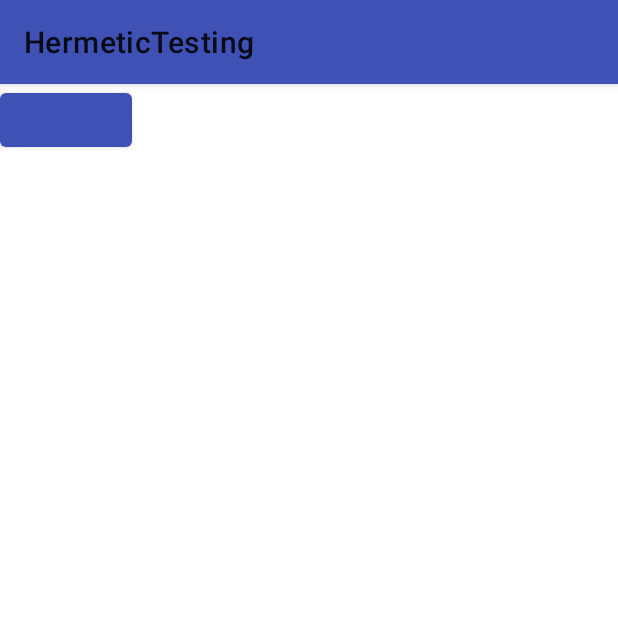
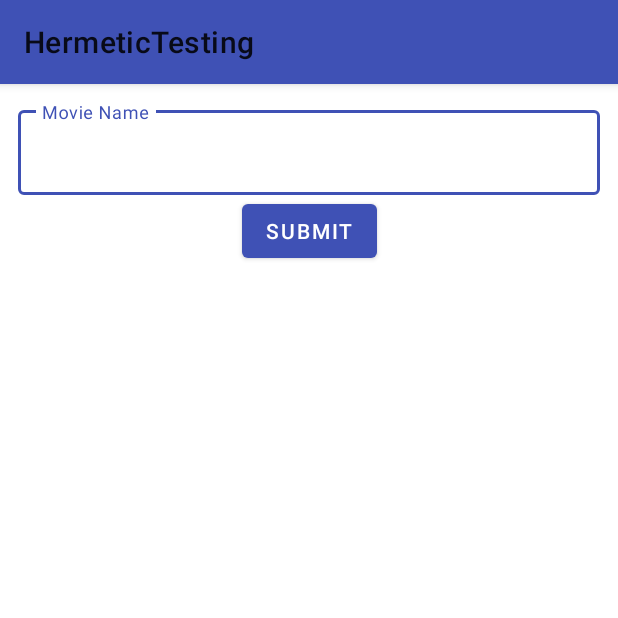
Before and after one commit to berickson926/HermeticTesting, an Android app: the screen it shows after launch (MainActivity), on a phone screen of 412 x 824 dp, the top half of it. Run offline under Robolectric (Android 15) with nearby library versions, the phone set to English and light mode, and no system bars; our stand-ins replace Dagger/Hilt's generated code, RxJava; libraries missing offline, so code that uses them is left out: com.jakewharton.retrofit2; 2 statements that could not run were skipped.

Commit message:
Basic query flow to network layer + cache

```diff
--- a/app/src/main/java/com/example/breterickson/hermetictesting/ApplicationComponent.kt
+++ b/app/src/main/java/com/example/breterickson/hermetictesting/ApplicationComponent.kt
@@ -1,11 +1,14 @@
 package com.example.breterickson.hermetictesting
 
+import com.example.breterickson.hermetictesting.data.Repository
 import dagger.Component
 import javax.inject.Singleton
 
 @Singleton
-@Component
+@Component()
 interface ApplicationComponent {
 
     fun inject(androidApplication: AndroidApplication)
+
+    fun repository(): Repository
 }
--- a/app/src/main/java/com/example/breterickson/hermetictesting/data/remote/MovieService.kt
+++ b/app/src/main/java/com/example/breterickson/hermetictesting/data/remote/MovieService.kt
@@ -1 +1,42 @@
 package com.example.breterickson.hermetictesting.data.remote
+
+import com.example.breterickson.hermetictesting.data.MoviePage
+import com.jakewharton.retrofit2.adapter.rxjava2.RxJava2CallAdapterFactory
+import io.reactivex.Observable
+import retrofit2.Retrofit
+import retrofit2.converter.gson.GsonConverterFactory
+import retrofit2.http.GET
+import retrofit2.http.Query
+import javax.inject.Inject
+import javax.inject.Singleton
+
+private interface MovieDbApi {
+
+    @GET("search/movie?language=en-US&page=1&include_adult=false")
+    fun getMovie(@Query("query") query: String, @Query("api_key") apiKey: String): Observable<MoviePage>
+}
+
+/**
+ * Wrapper for network impl. details.
+ */
+@Singleton
+class MovieService @Inject constructor() {
+
+    // Insert your API key here
+    private val apiKey = "aff026b46049fd801b249b0e8bae97e2"
+    private val movieDbApi: MovieDbApi by lazy { createMovieAPI() }
+
+    fun getMovie(keyword: String): Observable<MoviePage> {
+        return movieDbApi.getMovie(keyword, apiKey)
+    }
+
+    private fun createMovieAPI(): MovieDbApi {
+        val retrofitBuilder = Retrofit.Builder()
+            .baseUrl("https://api.themoviedb.org/3/")
+            .addConverterFactory(GsonConverterFactory.create())
+            .addCallAdapterFactory(RxJava2CallAdapterFactory.create())
+            .build()
+
+        return retrofitBuilder.create(MovieDbApi::class.java)
+    }
+}
--- a/app/src/main/java/com/example/breterickson/hermetictesting/main/MainActivity.kt
+++ b/app/src/main/java/com/example/breterickson/hermetictesting/main/MainActivity.kt
@@ -1,15 +1,42 @@
 package com.example.breterickson.hermetictesting.main
 
 import android.os.Bundle
+import android.util.Log
 import androidx.appcompat.app.AppCompatActivity
+import com.example.breterickson.hermetictesting.AndroidApplication
 import com.example.breterickson.hermetictesting.R
+import com.example.breterickson.hermetictesting.data.MovieData
+import kotlinx.android.synthetic.main.activity_main.*
+import javax.inject.Inject
 
-class MainActivity : AppCompatActivity() {
+class MainActivity : AppCompatActivity(), MainView {
+
+    @Inject
+    lateinit var presenter: MainPresenter
 
     override fun onCreate(savedInstanceState: Bundle?) {
         super.onCreate(savedInstanceState)
         setContentView(R.layout.activity_main)
 
+        DaggerMainComponent.builder()
+            .applicationComponent((application as AndroidApplication).component)
+            .mainModule(MainModule(this))
+            .build()
+            .inject(this)
 
+        submit_button.setOnClickListener {
+            val query = edit_query.text.toString()
+            presenter.submitQuery(query)
+        }
+    }
+
+    override fun onPause() {
+        super.onPause()
+        // Be a good citizen and close any potential background tasks if we leave this screen.
+        presenter.unsubscribe()
+    }
+
+    override fun showResults(results: List<MovieData>) {
+        Log.d("VIEW", "Results: $results")
     }
 }
--- a/app/src/main/java/com/example/breterickson/hermetictesting/main/MainComponent.kt
+++ b/app/src/main/java/com/example/breterickson/hermetictesting/main/MainComponent.kt
@@ -1,8 +1,11 @@
 package com.example.breterickson.hermetictesting.main
 
+import com.example.breterickson.hermetictesting.ApplicationComponent
+import com.example.breterickson.hermetictesting.PerActivity
 import dagger.Component
 
-@Component()
+@PerActivity
+@Component(dependencies = [ApplicationComponent::class], modules = [MainModule::class])
 interface MainComponent {
 
     fun inject(mainActivity: MainActivity)
--- /dev/null
+++ b/app/src/main/java/com/example/breterickson/hermetictesting/main/MainModule.kt
@@ -0,0 +1,23 @@
+package com.example.breterickson.hermetictesting.main
+
+import com.example.breterickson.hermetictesting.PerActivity
+import dagger.Module
+import dagger.Provides
+import io.reactivex.disposables.CompositeDisposable
+
+
+@Module
+class MainModule(private val activity: MainActivity) {
+
+    @PerActivity
+    @Provides
+    fun providesView(): MainView {
+        return activity
+    }
+
+    @PerActivity
+    @Provides
+    fun providesDisposable(): CompositeDisposable {
+        return CompositeDisposable()
+    }
+}
--- a/app/src/main/java/com/example/breterickson/hermetictesting/main/MainPresenter.kt
+++ b/app/src/main/java/com/example/breterickson/hermetictesting/main/MainPresenter.kt
@@ -1 +1,38 @@
 package com.example.breterickson.hermetictesting.main
+
+import android.util.Log
+import com.example.breterickson.hermetictesting.PerActivity
+import com.example.breterickson.hermetictesting.data.Repository
+import io.reactivex.android.schedulers.AndroidSchedulers
+import io.reactivex.disposables.CompositeDisposable
+import io.reactivex.schedulers.Schedulers
+import javax.inject.Inject
+
+@PerActivity
+class MainPresenter @Inject constructor(
+    private val view: MainView,
+    private val repository: Repository,
+    private val disposable: CompositeDisposable
+) {
+
+    fun submitQuery(query: String) {
+        disposable.add(
+            repository.getMovie(query)
+                // Do task on background thread
+                .subscribeOn(Schedulers.io())
+                // Handle result on main thread to update UI
+                .observeOn(AndroidSchedulers.mainThread())
+                // Callbacks for a result or error
+                .subscribe(view::showResults, this::showError)
+        )
+    }
+
+    fun unsubscribe() {
+        disposable.clear()
+    }
+
+    private fun showError(throwable: Throwable) {
+        // Ideally have some actual error handling
+        Log.e("Presenter", "Ooops!")
+    }
+}
--- /dev/null
+++ b/app/src/main/java/com/example/breterickson/hermetictesting/main/MainView.kt
@@ -0,0 +1,8 @@
+package com.example.breterickson.hermetictesting.main
+
+import com.example.breterickson.hermetictesting.data.MovieData
+
+interface MainView {
+
+    fun showResults(results: List<MovieData>)
+}
--- a/app/src/main/res/layout/activity_main.xml
+++ b/app/src/main/res/layout/activity_main.xml
@@ -5,14 +5,42 @@
   xmlns:tools="http://schemas.android.com/tools"
   android:layout_width="match_parent"
   android:layout_height="match_parent"
+  android:padding="12dp"
   tools:context=".main.MainActivity">
 
+  <com.google.android.material.textfield.TextInputLayout
+    android:id="@+id/query_input_layout"
+    style="@style/Widget.MaterialComponents.TextInputLayout.OutlinedBox"
+    android:layout_width="0dp"
+    android:layout_height="wrap_content"
+    android:hint="Movie Name"
+    app:layout_constraintStart_toStartOf="parent"
+    app:layout_constraintTop_toTopOf="parent"
+    app:layout_constraintEnd_toEndOf="parent">
+
+    <com.google.android.material.textfield.TextInputEditText
+      android:id="@+id/edit_query"
+      android:layout_width="match_parent"
+      android:layout_height="wrap_content" />
+
+  </com.google.android.material.textfield.TextInputLayout>
+
   <com.google.android.material.button.MaterialButton
+    android:id="@+id/submit_button"
     android:layout_width="wrap_content"
-    android:layout_height="wrap_content" />
+    android:layout_height="wrap_content"
+    android:layout_marginStart="2dp"
+    android:layout_marginEnd="2dp"
+    android:text="submit"
+    app:layout_constraintStart_toStartOf="@id/query_input_layout"
+    app:layout_constraintEnd_toEndOf="@id/query_input_layout"
+    app:layout_constraintTop_toBottomOf="@id/query_input_layout"/>
 
   <androidx.recyclerview.widget.RecyclerView
+    android:id="@+id/result_list"
     android:layout_width="match_parent"
-    android:layout_height="0dp"/>
+    android:layout_height="0dp"
+    app:layout_constraintTop_toBottomOf="@id/submit_button"
+    app:layout_constraintBottom_toBottomOf="parent"/>
 
 </androidx.constraintlayout.widget.ConstraintLayout>
```
Also changed, not shown: app/build.gradle (+8 -2 lines), app/src/main/AndroidManifest.xml (+11 -2 lines), app/src/main/java/com/example/breterickson/hermetictesting/AndroidApplication.kt (+8 -1 lines), app/src/main/java/com/example/breterickson/hermetictesting/PerActivity.kt (added, +10 -0 lines), app/src/main/java/com/example/breterickson/hermetictesting/data/MovieData.kt (added, +13 -0 lines), app/src/main/java/com/example/breterickson/hermetictesting/data/Repository.kt (+14 -1 lines), app/src/main/java/com/example/breterickson/hermetictesting/detail/DetailActivity.kt (deleted, +0 -14 lines), app/src/main/res/layout/view_movie.xml (added, +17 -0 lines).
